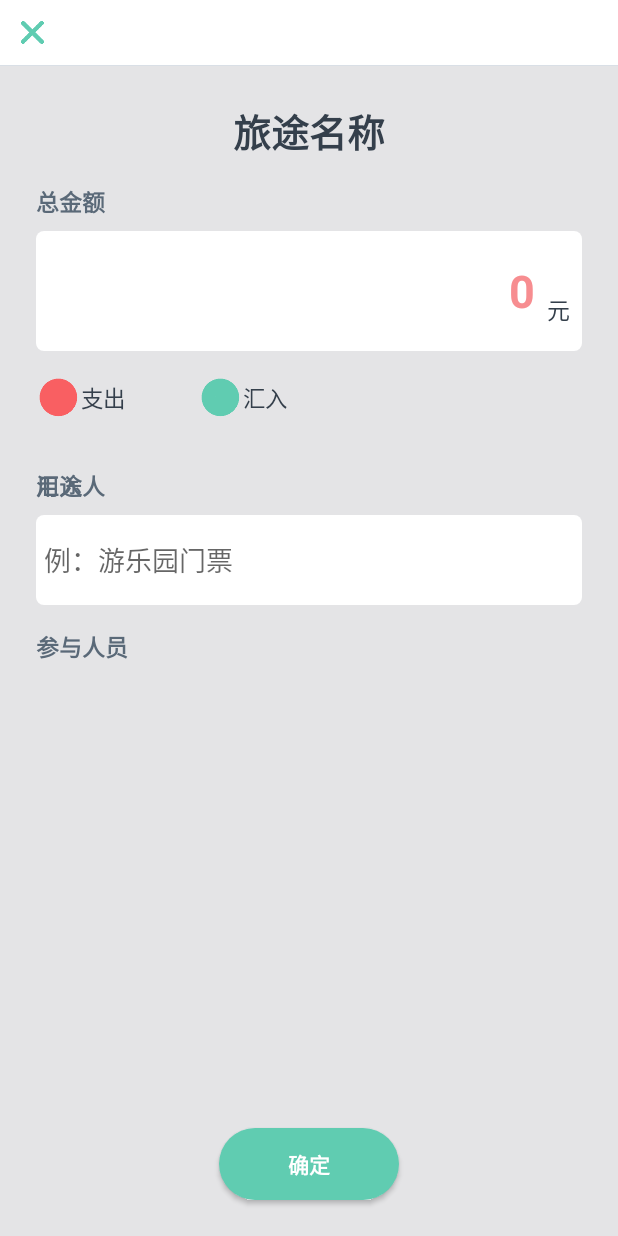
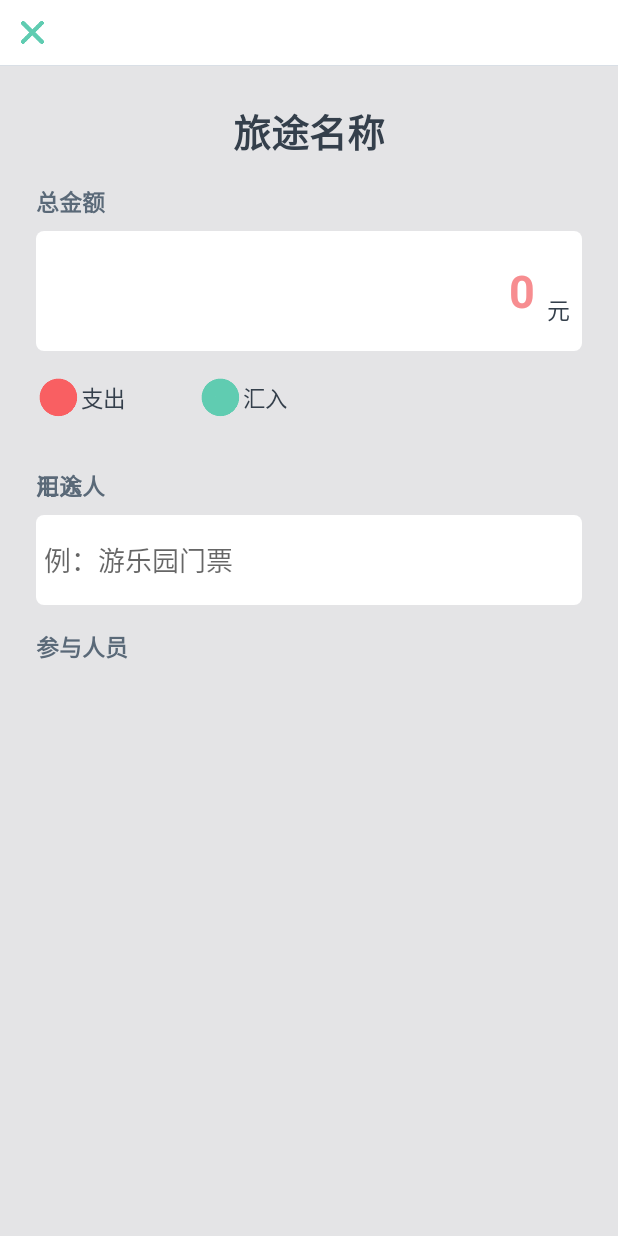
Before and after one commit to zpfhll/StartTravel, an Android app: the AddDetailActivity screen opened directly, with no data from a screen before it, on a phone screen of 412 x 824 dp. Run offline under Robolectric (Android 15) with nearby library versions, the phone set to English and light mode, and no system bars; our stand-ins replace EventBus; libraries missing offline, so code that uses them is left out: com.github.ybq.android.

Commit message:
画面布局调整

```diff
--- a/app/src/main/java/hll/zpf/starttravel/page/AddDetailActivity.kt
+++ b/app/src/main/java/hll/zpf/starttravel/page/AddDetailActivity.kt
@@ -76,13 +76,16 @@ class AddDetailActivity : BaseActivity() {
             val title = if(detail == null) getString(R.string.add_detail_001) else getString(R.string.add_detail_002)
             setTitle(
                 title,
-                false,
-                "",
+                true,
+                getString(R.string.add_detail_011),
                 R.drawable.back_button_background){
                 when(it.id){
                     R.id.left_button -> {//返回
                         finish()
                         baseStartActivity(null, ActivityMoveEnum.BACK_FROM_LEFT)
+                    }
+                    R.id.right_button -> {//添加
+
                     }
                 }
             }
--- a/app/src/main/res/layout/activity_add_detail.xml
+++ b/app/src/main/res/layout/activity_add_detail.xml
@@ -8,189 +8,216 @@
         android:background="@color/light_gray"
         tools:context=".page.AddDetailActivity">
 
-    <ScrollView android:layout_width="match_parent"
+    <ScrollView
+        android:layout_width="match_parent"
         android:layout_height="0dp"
-                app:layout_constraintTop_toBottomOf="@+id/title_layout"
+        app:layout_constraintBottom_toBottomOf="parent"
         app:layout_constraintEnd_toEndOf="parent"
-                app:layout_constraintStart_toStartOf="parent" android:layout_marginBottom="16dp"
-                app:layout_constraintBottom_toTopOf="@+id/confirm_button">
+        app:layout_constraintStart_toStartOf="parent"
+        app:layout_constraintTop_toBottomOf="@+id/title_layout">
+
         <androidx.constraintlayout.widget.ConstraintLayout
             android:layout_width="match_parent"
             android:layout_height="wrap_content">
+
             <TextView
-                    android:text="旅途名称"
+                android:id="@+id/travel_name"
                 android:layout_width="wrap_content"
                 android:layout_height="wrap_content"
-                    android:id="@+id/travel_name"
-                    android:textStyle="bold"
+                android:layout_marginTop="24dp"
+                android:text="旅途名称"
                 android:textColor="@color/text_color"
                 android:textSize="@dimen/font_size_s0"
+                android:textStyle="bold"
+                app:layout_constraintEnd_toEndOf="parent"
                 app:layout_constraintStart_toStartOf="parent"
-                    app:layout_constraintEnd_toEndOf="parent"
-                    android:layout_marginTop="24dp" app:layout_constraintTop_toTopOf="parent"/>
+                app:layout_constraintTop_toTopOf="parent" />
+
             <TextView
-                    android:text="@string/add_detail_003"
-                    android:textSize="@dimen/font_size_s3"
-                    android:textColor="@color/title_color"
-                    android:textStyle="bold"
+                android:id="@+id/textView29"
                 android:layout_width="wrap_content"
                 android:layout_height="wrap_content"
-                    android:id="@+id/textView29"
+                android:layout_marginStart="24dp"
                 android:layout_marginTop="16dp"
-                    app:layout_constraintTop_toBottomOf="@+id/travel_name"
+                android:text="@string/add_detail_003"
+                android:textColor="@color/title_color"
+                android:textSize="@dimen/font_size_s3"
+                android:textStyle="bold"
                 app:layout_constraintStart_toStartOf="parent"
-                    android:layout_marginStart="24dp"/>
-            <View android:layout_width="0dp"
+                app:layout_constraintTop_toBottomOf="@+id/travel_name" />
+
+            <View
+                android:id="@+id/money_background_view"
+                android:layout_width="0dp"
                 android:layout_height="80dp"
-                  android:id="@+id/money_background_view"
+                android:layout_marginStart="24dp"
+                android:layout_marginTop="8dp"
+                android:layout_marginEnd="24dp"
                 android:background="@drawable/edit_background"
+                app:layout_constraintEnd_toEndOf="parent"
                 app:layout_constraintStart_toStartOf="parent"
-                  android:layout_marginStart="24dp" android:layout_marginTop="8dp"
-                  app:layout_constraintTop_toBottomOf="@+id/textView29" app:layout_constraintEnd_toEndOf="parent"
-                  android:layout_marginEnd="24dp"/>
+                app:layout_constraintTop_toBottomOf="@+id/textView29" />
+
             <TextView
-                    android:text="@string/add_detail_004"
+                android:id="@+id/textView31"
                 android:layout_width="wrap_content"
                 android:layout_height="wrap_content"
-                    android:textSize="@dimen/font_size_s3"
-                    android:textColor="@color/text_color"
-                    android:id="@+id/textView31"
-                    app:layout_constraintEnd_toEndOf="@+id/money_background_view"
                 android:layout_marginEnd="8dp"
                 android:layout_marginBottom="16dp"
-                    app:layout_constraintBottom_toBottomOf="@+id/money_background_view"/>
+                android:text="@string/add_detail_004"
+                android:textColor="@color/text_color"
+                android:textSize="@dimen/font_size_s3"
+                app:layout_constraintBottom_toBottomOf="@+id/money_background_view"
+                app:layout_constraintEnd_toEndOf="@+id/money_background_view" />
+
             <EditText
+                android:id="@+id/detail_money"
                 android:layout_width="0dp"
                 android:layout_height="0dp"
+                android:layout_marginStart="8dp"
+                android:layout_marginTop="8dp"
+                android:layout_marginEnd="8dp"
+                android:layout_marginBottom="8dp"
+                android:background="@drawable/edit_background"
+                android:ems="10"
+                android:gravity="right|center_vertical"
                 android:inputType="numberDecimal"
                 android:text="0"
+                android:textColor="@color/light_red"
                 android:textSize="30sp"
                 android:textStyle="bold"
-                    android:textColor="@color/light_red"
-                    android:ems="10"
-                    android:gravity="right|center_vertical"
-                    android:background="@drawable/edit_background"
-                    android:id="@+id/detail_money" android:layout_marginEnd="8dp"
-                    app:layout_constraintEnd_toStartOf="@+id/textView31" android:layout_marginStart="8dp"
+                app:layout_constraintBottom_toBottomOf="@+id/money_background_view"
+                app:layout_constraintEnd_toStartOf="@+id/textView31"
                 app:layout_constraintStart_toStartOf="@+id/money_background_view"
-                    app:layout_constraintBottom_toBottomOf="@+id/money_background_view"
-                    app:layout_constraintTop_toTopOf="@+id/money_background_view" android:layout_marginTop="8dp"
-                    android:layout_marginBottom="8dp"/>
+                app:layout_constraintTop_toTopOf="@+id/money_background_view" />
+
             <hll.zpf.starttravel.common.components.CustomCheckboxView
+                android:id="@+id/out_checkbox"
                 android:layout_width="100dp"
                 android:layout_height="wrap_content"
-                    app:checkbox_image_width="30dp"
-                    app:checkbox_image_height="30dp"
-                    app:checked_image="@mipmap/checkbox_checked_red"
-                    app:uncheck_image="@mipmap/checkbox_red"
-                    app:checkbox_text="@string/add_detail_005"
-                    app:layout_constraintTop_toBottomOf="@+id/detail_money"
-                    app:layout_constraintStart_toStartOf="parent"
                 android:layout_marginStart="24dp"
                 android:layout_marginTop="24dp"
-                    android:id="@+id/out_checkbox"/>
+                app:checkbox_image_height="30dp"
+                app:checkbox_image_width="30dp"
+                app:checkbox_text="@string/add_detail_005"
+                app:checked_image="@mipmap/checkbox_checked_red"
+                app:layout_constraintStart_toStartOf="parent"
+                app:layout_constraintTop_toBottomOf="@+id/detail_money"
+                app:uncheck_image="@mipmap/checkbox_red" />
 
             <hll.zpf.starttravel.common.components.CustomCheckboxView
+                android:id="@+id/in_checkbox"
                 android:layout_width="100dp"
                 android:layout_height="wrap_content"
+                android:layout_marginStart="8dp"
+                app:checkbox_image_height="30dp"
                 app:checkbox_image_width="30dp"
-                    app:checkbox_image_height="30dp"
+                app:checkbox_text="@string/add_detail_006"
                 app:checked_image="@mipmap/checkbox_checked_green"
-                    app:uncheck_image="@mipmap/checkbox_green"
-                    app:checkbox_text="@string/add_detail_006"
-                    android:id="@+id/in_checkbox"
+                app:layout_constraintBottom_toBottomOf="@+id/out_checkbox"
                 app:layout_constraintStart_toEndOf="@+id/out_checkbox"
-                    android:layout_marginStart="8dp"
                 app:layout_constraintTop_toTopOf="@+id/out_checkbox"
-                    app:layout_constraintBottom_toBottomOf="@+id/out_checkbox">
-            </hll.zpf.starttravel.common.components.CustomCheckboxView>
+                app:uncheck_image="@mipmap/checkbox_green"></hll.zpf.starttravel.common.components.CustomCheckboxView>
+
             <androidx.constraintlayout.widget.ConstraintLayout
+                android:id="@+id/in_detail_platform"
                 android:layout_width="0dp"
                 android:layout_height="wrap_content"
-                    app:layout_constraintTop_toBottomOf="@+id/out_checkbox"
-                    android:id="@+id/in_detail_platform"
-                    app:layout_constraintStart_toStartOf="parent"
-                    app:layout_constraintEnd_toEndOf="parent"
                 android:layout_marginStart="24dp"
                 android:layout_marginEnd="24dp"
+                android:layout_marginBottom="16dp"
                 android:visibility="visible"
-                    app:layout_constraintBottom_toBottomOf="parent" app:layout_constraintVertical_bias="0.0">
+                app:layout_constraintBottom_toBottomOf="parent"
+                app:layout_constraintEnd_toEndOf="parent"
+                app:layout_constraintStart_toStartOf="parent"
+                app:layout_constraintTop_toBottomOf="@+id/out_checkbox"
+                app:layout_constraintVertical_bias="0.0">
 
                 <TextView
-                        android:text="@string/add_detail_007"
+                    android:id="@+id/textView35"
                     android:layout_width="wrap_content"
                     android:layout_height="wrap_content"
+                    android:layout_marginTop="32dp"
+                    android:text="@string/add_detail_007"
+                    android:textColor="@color/title_color"
                     android:textSize="@dimen/font_size_s3"
-                        android:textColor="@color/title_color"
                     android:textStyle="bold"
-                        android:id="@+id/textView35"
-                        app:layout_constraintTop_toTopOf="parent" android:layout_marginTop="32dp"
-                        app:layout_constraintStart_toStartOf="parent"/>
+                    app:layout_constraintStart_toStartOf="parent"
+                    app:layout_constraintTop_toTopOf="parent" />
+
                 <androidx.recyclerview.widget.RecyclerView
+                    android:id="@+id/detail_in_member_list"
                     android:layout_width="0dp"
                     android:layout_height="wrap_content"
                     android:layout_marginTop="8dp"
                     android:background="@drawable/edit_background"
-                        app:layout_constraintTop_toBottomOf="@+id/textView35"
+                    app:layout_constraintBottom_toBottomOf="parent"
                     app:layout_constraintEnd_toEndOf="parent"
-                        app:layout_constraintBottom_toBottomOf="parent"
-                        android:id="@+id/detail_in_member_list"
                     app:layout_constraintStart_toStartOf="parent"
-                />
+                    app:layout_constraintTop_toBottomOf="@+id/textView35" />
             </androidx.constraintlayout.widget.ConstraintLayout>
+
             <androidx.constraintlayout.widget.ConstraintLayout
+                android:id="@+id/out_detail_platform"
                 android:layout_width="0dp"
                 android:layout_height="wrap_content"
-                    app:layout_constraintStart_toStartOf="parent" android:layout_marginStart="24dp"
-                    app:layout_constraintEnd_toEndOf="parent" android:layout_marginEnd="24dp"
-                    app:layout_constraintTop_toBottomOf="@+id/in_checkbox"
-                    android:id="@+id/out_detail_platform"
-                    android:visibility="visible" app:layout_constraintBottom_toBottomOf="parent">
+                android:layout_marginStart="24dp"
+                android:layout_marginEnd="24dp"
+                android:layout_marginBottom="16dp"
+                android:visibility="visible"
+                app:layout_constraintBottom_toBottomOf="parent"
+                app:layout_constraintEnd_toEndOf="parent"
+                app:layout_constraintStart_toStartOf="parent"
+                app:layout_constraintTop_toBottomOf="@+id/in_checkbox">
 
                 <TextView
-                        android:text="@string/add_detail_008"
+                    android:id="@+id/textView22"
                     android:layout_width="wrap_content"
                     android:layout_height="wrap_content"
+                    android:layout_marginTop="32dp"
+                    android:text="@string/add_detail_008"
+                    android:textColor="@color/title_color"
                     android:textSize="@dimen/font_size_s3"
-                        android:textColor="@color/title_color"
                     android:textStyle="bold"
-                        android:id="@+id/textView22"
                     app:layout_constraintStart_toStartOf="parent"
-                        app:layout_constraintTop_toTopOf="parent"
-                        android:layout_marginTop="32dp"/>
+                    app:layout_constraintTop_toTopOf="parent" />
+
                 <EditText
+                    android:id="@+id/detail_memo"
                     android:layout_width="0dp"
                     android:layout_height="60dp"
+                    android:layout_marginTop="8dp"
+                    android:background="@drawable/edit_background"
+                    android:hint="@string/add_detail_010"
                     android:inputType="textPersonName"
+                    android:padding="5dp"
                     android:textSize="@dimen/font_size_s2"
-                        android:hint="@string/add_detail_010"
-                        android:background="@drawable/edit_background"
-                        android:padding="5dp"
-                        android:id="@+id/detail_memo"
-                        android:layout_marginTop="8dp"
-                        app:layout_constraintTop_toBottomOf="@+id/textView22"
                     app:layout_constraintEnd_toEndOf="parent"
-                        app:layout_constraintStart_toStartOf="parent"/>
+                    app:layout_constraintStart_toStartOf="parent"
+                    app:layout_constraintTop_toBottomOf="@+id/textView22" />
+
                 <TextView
-                        android:text="@string/add_detail_009"
+                    android:id="@+id/textView32"
                     android:layout_width="wrap_content"
                     android:layout_height="wrap_content"
+                    android:layout_marginTop="16dp"
+                    android:text="@string/add_detail_009"
+                    android:textColor="@color/title_color"
                     android:textSize="@dimen/font_size_s3"
-                        android:textColor="@color/title_color"
                     android:textStyle="bold"
-                        android:id="@+id/textView32"
-                        android:layout_marginTop="16dp"
-                        app:layout_constraintTop_toBottomOf="@+id/detail_memo"
-                        app:layout_constraintStart_toStartOf="parent"/>
+                    app:layout_constraintStart_toStartOf="parent"
+                    app:layout_constraintTop_toBottomOf="@+id/detail_memo" />
+
                 <androidx.recyclerview.widget.RecyclerView
+                    android:id="@+id/detail_out_member_list"
                     android:layout_width="0dp"
+                    android:layout_height="wrap_content"
+                    android:layout_marginTop="8dp"
                     android:background="@drawable/edit_background"
                     app:layout_constraintBottom_toBottomOf="parent"
+                    app:layout_constraintEnd_toEndOf="parent"
                     app:layout_constraintStart_toStartOf="parent"
-                        app:layout_constraintEnd_toEndOf="parent"
-                        android:layout_marginTop="8dp"
-                        app:layout_constraintTop_toBottomOf="@+id/textView32"
-                        android:id="@+id/detail_out_member_list" android:layout_height="wrap_content"/>
+                    app:layout_constraintTop_toBottomOf="@+id/textView32" />
             </androidx.constraintlayout.widget.ConstraintLayout>
 
         </androidx.constraintlayout.widget.ConstraintLayout>
@@ -206,18 +233,5 @@
         <include layout="@layout/activity_title"/>
     </LinearLayout>
 
-    <Button
-            android:text="@string/add_detail_011"
-            android:layout_width="120dp"
-            android:layout_height="wrap_content"
-            android:id="@+id/confirm_button"
-            android:textColor="@color/white"
-            android:textStyle="bold"
-            android:background="@drawable/button_background3"
-            app:layout_constraintBottom_toBottomOf="parent" android:layout_marginBottom="24dp"
-            app:layout_constraintStart_toStartOf="parent" app:layout_constraintHorizontal_bias="0.5"
-            app:layout_constraintEnd_toEndOf="parent"/>
-
-
 
 </androidx.constraintlayout.widget.ConstraintLayout>
--- a/app/src/main/res/layout/detail_member_out_item.xml
+++ b/app/src/main/res/layout/detail_member_out_item.xml
@@ -49,9 +49,8 @@
 			android:inputType="textPersonName"
 			android:background="@drawable/circle_round_edge"
 			android:gravity="right|center_vertical"
-			android:padding="3dp"
+			android:paddingRight="10dp"
 			android:textColor="@color/red"
-			android:text="12455"
 			android:id="@+id/detail_member_money"
 			android:textSize="@dimen/font_size_s3"
 			app:layout_constraintEnd_toStartOf="@+id/textView34" android:layout_marginEnd="5dp"
--- a/app/src/main/res/values/strings.xml
+++ b/app/src/main/res/values/strings.xml
@@ -95,7 +95,7 @@
     <string name="add_detail_008">用途</string>
     <string name="add_detail_009">参与人员</string>
     <string name="add_detail_010">例：游乐园门票</string>
-    <string name="add_detail_011">确定</string>
+    <string name="add_detail_011">提交</string>
 
 
     <string name="list_dialog_001">取消</string>
```
Lines whose indentation alone changed are shown as unchanged.
